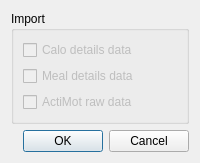
The window that tse_analytics/views/import_tse_dialog.ui (TSE-Systems/tse-analytics) describes before a commit, drawn with Qt 5.
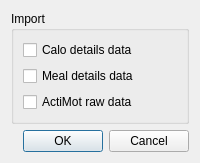
The same window after the commit.

Diff of the .ui file:
```diff
--- a/tse_analytics/views/import_tse_dialog.ui
+++ b/tse_analytics/views/import_tse_dialog.ui
@@ -17,9 +17,6 @@
        <layout class="QVBoxLayout" name="verticalLayout_3">
         <item>
          <widget class="QCheckBox" name="checkBoxCalo">
-          <property name="enabled">
-           <bool>false</bool>
-          </property>
           <property name="text">
            <string>Calo details data</string>
           </property>
@@ -27,9 +24,6 @@
         </item>
         <item>
          <widget class="QCheckBox" name="checkBoxMeal">
-          <property name="enabled">
-           <bool>false</bool>
-          </property>
           <property name="text">
            <string>Meal details data</string>
           </property>
@@ -37,9 +31,6 @@
         </item>
         <item>
          <widget class="QCheckBox" name="checkBoxActiMot">
-          <property name="enabled">
-           <bool>false</bool>
-          </property>
           <property name="text">
            <string>ActiMot raw data</string>
           </property>
```
